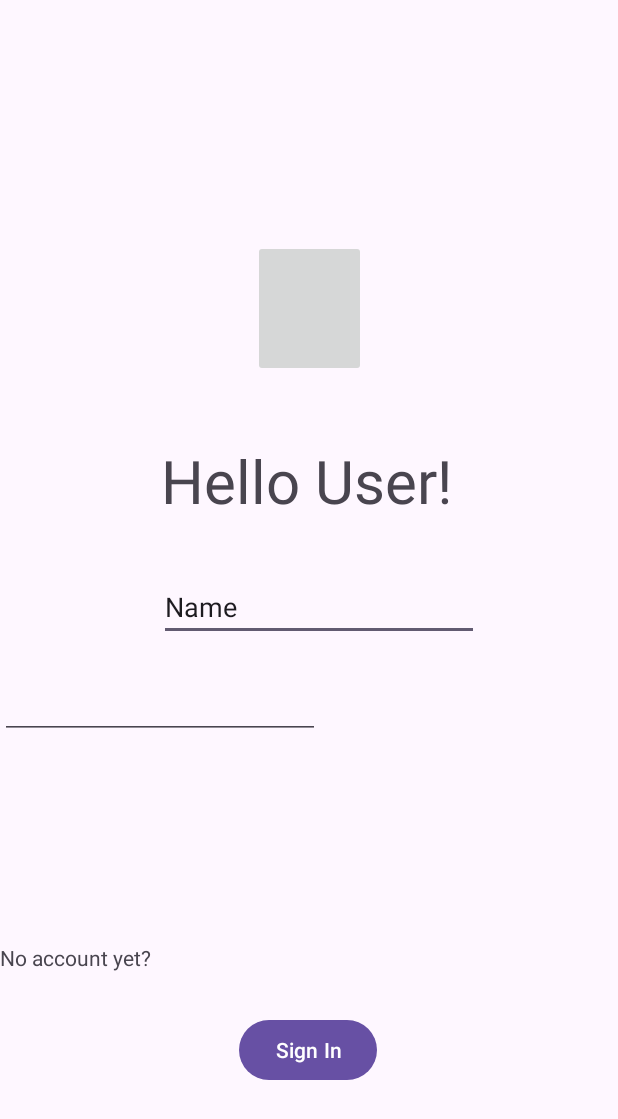
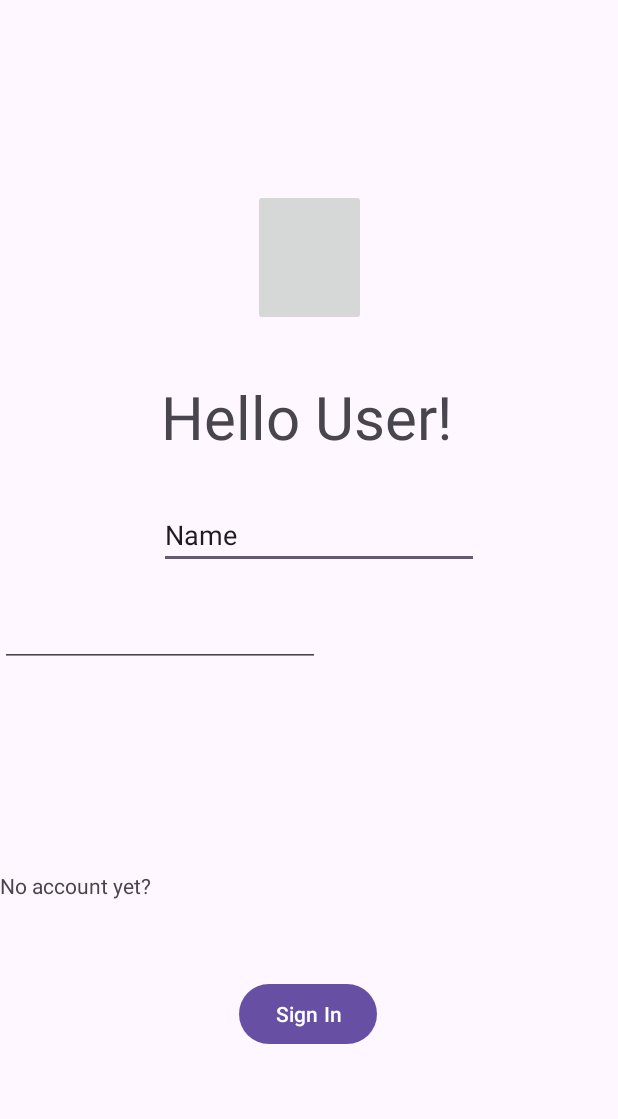
Before and after one commit to breyanddd/Breand-Castres-Block6-Activity1, an Android app: the screen it shows after launch (MainActivity), on a phone screen of 412 x 824 dp. Shown: the top 1119 px of the screen. Run offline under Robolectric (Android 15) with nearby library versions, the phone set to English and light mode, and no system bars.

Commit message:
Initial Commit

```diff
--- a/app/src/main/res/layout/activity_main.xml
+++ b/app/src/main/res/layout/activity_main.xml
@@ -36,7 +36,7 @@
         android:id="@+id/textView2"
         android:layout_width="wrap_content"
         android:layout_height="wrap_content"
-        android:layout_marginBottom="28dp"
+        android:layout_marginBottom="52dp"
         android:text="No account yet?"
         app:layout_constraintBottom_toTopOf="@+id/button2"
         tools:layout_editor_absoluteX="155dp" />
@@ -45,7 +45,7 @@
         android:id="@+id/button2"
         android:layout_width="wrap_content"
         android:layout_height="wrap_content"
-        android:layout_marginBottom="100dp"
+        android:layout_marginBottom="124dp"
         android:text="Sign In"
         app:layout_constraintBottom_toBottomOf="parent"
         app:layout_constraintEnd_toEndOf="parent"
```
